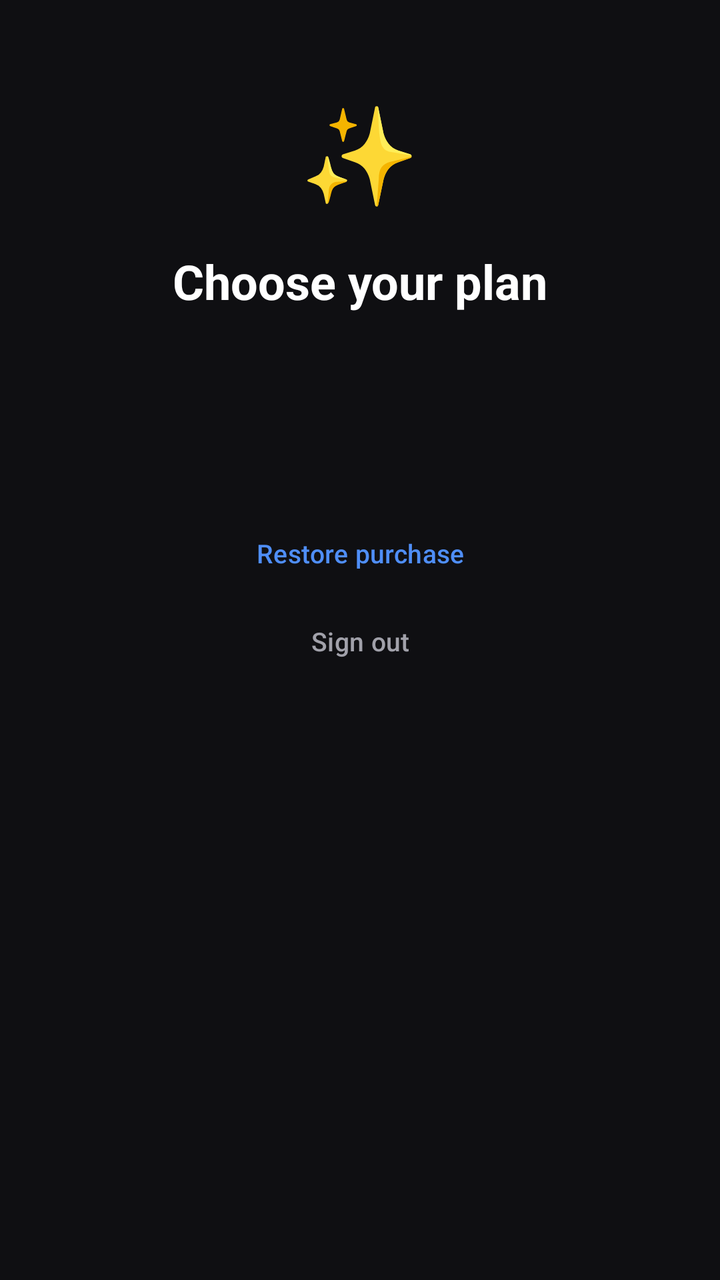
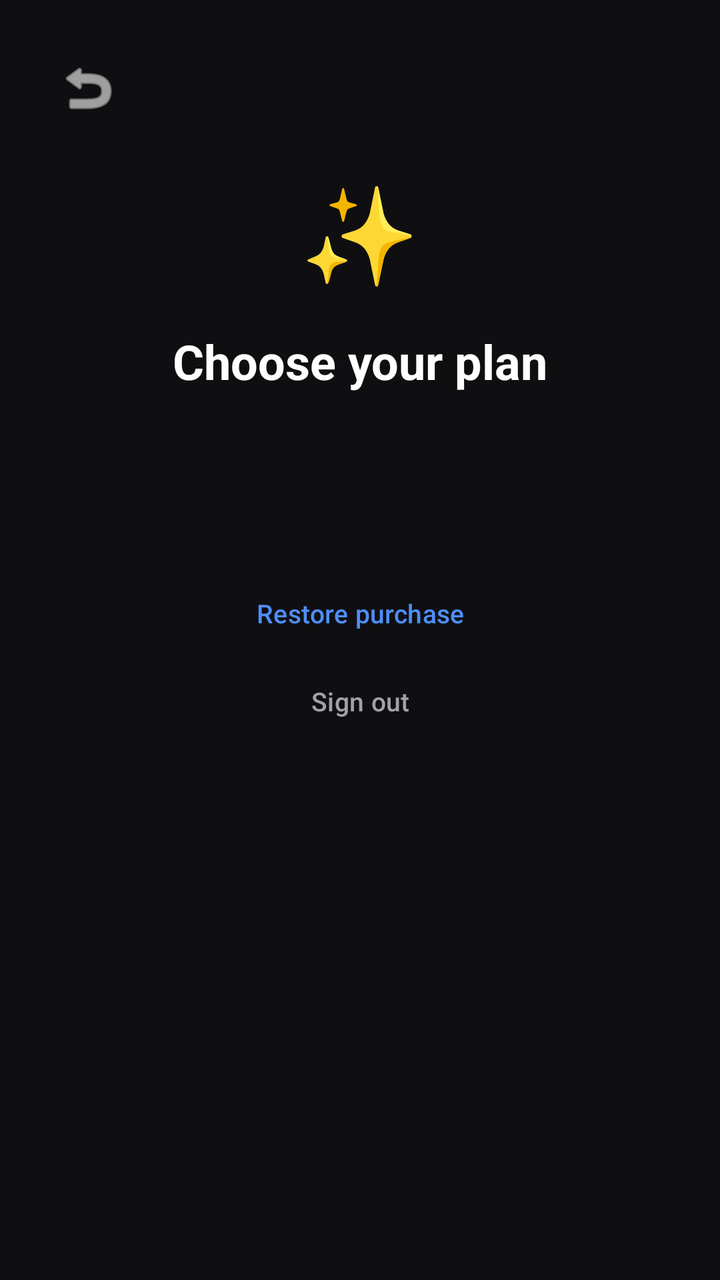

Two renders of the same Android screen: before a commit and after it. Below are the layout's source before the change and the commit's diff.
<!-- AndroidManifest.xml: application theme Theme.CallFilter -->
<!-- res/layout/activity_paywall.xml -->
<?xml version="1.0" encoding="utf-8"?>
<ScrollView xmlns:android="http://schemas.android.com/apk/res/android"
    android:layout_width="match_parent"
    android:layout_height="match_parent"
    android:fillViewport="true"
    android:background="@color/bg">

    <LinearLayout
        android:layout_width="match_parent"
        android:layout_height="wrap_content"
        android:orientation="vertical"
        android:padding="24dp">

        <TextView
            android:layout_width="wrap_content"
            android:layout_height="wrap_content"
            android:text="✨"
            android:textSize="48sp"
            android:layout_gravity="center"
            android:layout_marginTop="20dp"
            android:layout_marginBottom="16dp"/>

        <TextView android:id="@+id/paywallTitle"
            android:layout_width="match_parent"
            android:layout_height="wrap_content"
            android:text="Choose your plan"
            android:textSize="24sp"
            android:textStyle="bold"
            android:textColor="@color/text"
            android:gravity="center"/>

        <TextView android:id="@+id/paywallSubtitle"
            android:layout_width="match_parent"
            android:layout_height="wrap_content"
            android:text=""
            android:textSize="13sp"
            android:textColor="@color/subtext"
            android:gravity="center"
            android:layout_marginTop="6dp"
            android:layout_marginBottom="20dp"/>

        <LinearLayout android:id="@+id/planList"
            android:layout_width="match_parent"
            android:layout_height="wrap_content"
            android:orientation="vertical"/>

        <TextView android:id="@+id/paywallMsg"
            android:layout_width="match_parent"
            android:layout_height="wrap_content"
            android:text=""
            android:textSize="12sp"
            android:textColor="@color/muted"
            android:gravity="center"
            android:layout_marginTop="14dp"
            android:layout_marginBottom="10dp"/>

        <Button android:id="@+id/btnRestore"
            android:layout_width="match_parent"
            android:layout_height="44dp"
            android:text="Restore purchase"
            android:textSize="13sp"
            android:textColor="@color/accent"
            android:background="@android:color/transparent"
            android:layout_marginTop="14dp"/>

        <Button android:id="@+id/btnLogout"
            android:layout_width="match_parent"
            android:layout_height="44dp"
            android:text="Sign out"
            android:textSize="13sp"
            android:textColor="@color/subtext"
            android:background="@android:color/transparent"/>
    </LinearLayout>
</ScrollView>
<!-- resources referenced by this layout -->
<resources>
  <color name="accent">#4F8EF7</color>
  <color name="bg">#0F0F12</color>
  <color name="muted">#71717A</color>
  <color name="subtext">#A1A1AA</color>
  <color name="text">#FFFFFF</color>
  <style name="Theme.CallFilter" parent="Theme.Material3.DayNight.NoActionBar">
          <item name="android:windowBackground">@color/bg</item>
          <item name="android:statusBarColor">@color/bg</item>
          <item name="android:navigationBarColor">@color/bg</item>
          <item name="android:windowLightStatusBar">false</item>
          <item name="colorPrimary">@color/accent</item>
          <item name="colorOnPrimary">@color/white</item>
          <item name="android:textColor">@color/text</item>
      </style>
  <color name="white">#FFFFFF</color>
</resources>

<!-- the commit's change to res/layout/activity_paywall.xml (unified diff, before → after) -->
@@ -10,6 +10,16 @@
         android:layout_height="wrap_content"
         android:orientation="vertical"
         android:padding="24dp">
+
+        <ImageButton
+            android:id="@+id/btnBack"
+            android:layout_width="40dp"
+            android:layout_height="40dp"
+            android:src="@android:drawable/ic_menu_revert"
+            android:background="?android:attr/selectableItemBackgroundBorderless"
+            android:contentDescription="Back"
+            android:tint="@color/text"
+            android:layout_gravity="start"/>
 
         <TextView
             android:layout_width="wrap_content"
@@ -37,7 +47,45 @@
             android:textColor="@color/subtext"
             android:gravity="center"
             android:layout_marginTop="6dp"
-            android:layout_marginBottom="20dp"/>
+            android:layout_marginBottom="10dp"/>
+
+        
+        <LinearLayout android:id="@+id/currentSubBanner"
+            android:layout_width="match_parent"
+            android:layout_height="wrap_content"
+            android:orientation="horizontal"
+            android:gravity="center_vertical"
+            android:background="@drawable/banner_block_all"
+            android:padding="14dp"
+            android:layout_marginBottom="14dp"
+            android:visibility="gone">
+            <TextView
+                android:layout_width="wrap_content"
+                android:layout_height="wrap_content"
+                android:text="✅"
+                android:textSize="22sp"
+                android:layout_marginEnd="12dp"/>
+            <LinearLayout
+                android:layout_width="0dp"
+                android:layout_weight="1"
+                android:layout_height="wrap_content"
+                android:orientation="vertical">
+                <TextView
+                    android:layout_width="wrap_content"
+                    android:layout_height="wrap_content"
+                    android:text="Currently subscribed"
+                    android:textSize="12sp"
+                    android:textColor="@color/white"
+                    android:textStyle="bold"/>
+                <TextView android:id="@+id/currentSubText"
+                    android:layout_width="wrap_content"
+                    android:layout_height="wrap_content"
+                    android:text=""
+                    android:textSize="13sp"
+                    android:textColor="@color/white"
+                    android:layout_marginTop="2dp"/>
+            </LinearLayout>
+        </LinearLayout>
 
         <LinearLayout android:id="@+id/planList"
             android:layout_width="match_parent"
<!-- resource entries referenced after the edit -->
@@ -15,5 +15,15 @@
           <item name="android:textColor">@color/text</item>
       </style>
   <color name="white">#FFFFFF</color>
+  <!-- drawable banner_block_all (drawable) -->
+  <?xml version="1.0" encoding="utf-8"?>
+  <shape xmlns:android="http://schemas.android.com/apk/res/android"
+      android:shape="rectangle">
+      <gradient
+          android:startColor="#EF4444"
+          android:endColor="#B91C1C"
+          android:angle="270"/>
+      <corners android:radius="12dp"/>
+  </shape>
 </resources>
 
